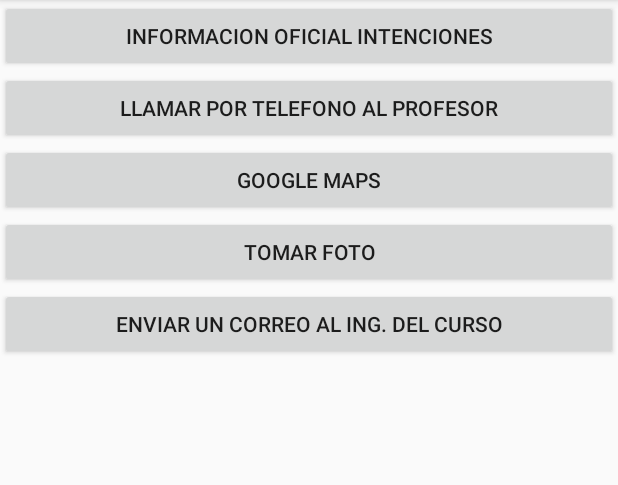
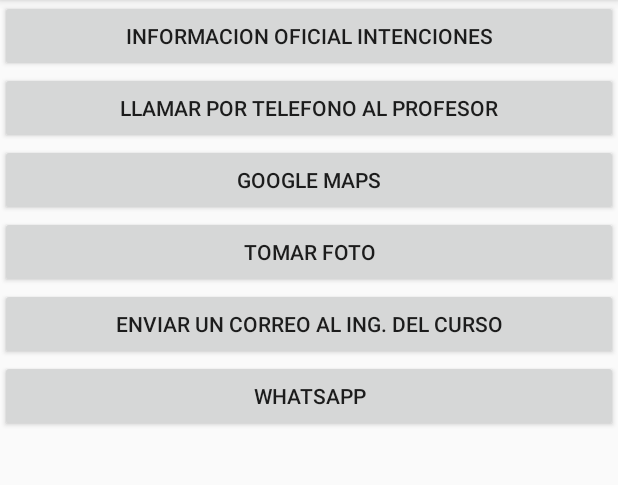
Before and after one commit to WCNosliwsys/MiParte2Noche, an Android app: the Intenciones screen opened directly, with no data from a screen before it, on a phone screen of 412 x 824 dp, the part 84-569 px from its top. Run offline under Robolectric (Android 15) with nearby library versions, the phone set to English and light mode, and no system bars.

Commit message:
Intencion implicita dirigida a una app

```diff
--- a/app/src/main/res/layout/activity_intenciones.xml
+++ b/app/src/main/res/layout/activity_intenciones.xml
@@ -31,4 +31,9 @@
         android:layout_height="wrap_content"
         android:onClick="email"
         android:text="Enviar un correo al Ing. del curso" />
+    <Button
+        android:layout_width="match_parent"
+        android:layout_height="wrap_content"
+        android:onClick="whatsapp"
+        android:text="Whatsapp" />
 </LinearLayout>
```
Also changed, not shown: app/src/main/java/com/ingwilson/miparte2noche/Intenciones.java (+24 -0 lines).
